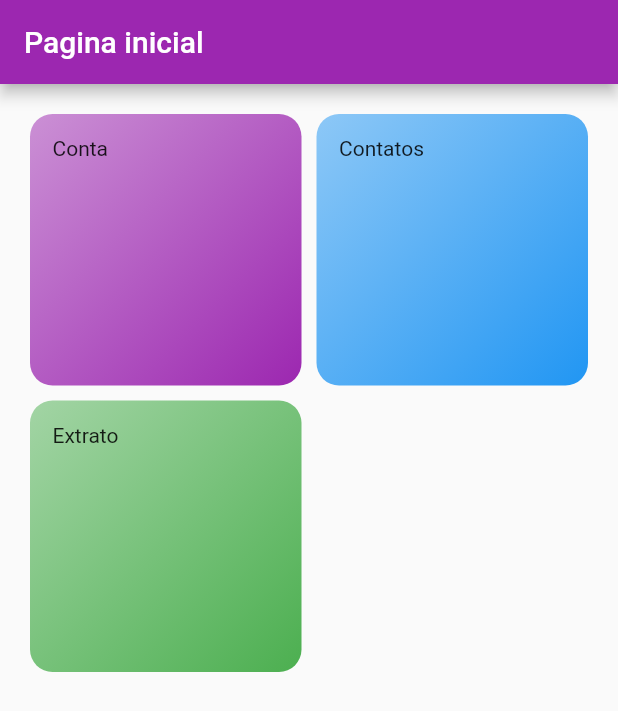
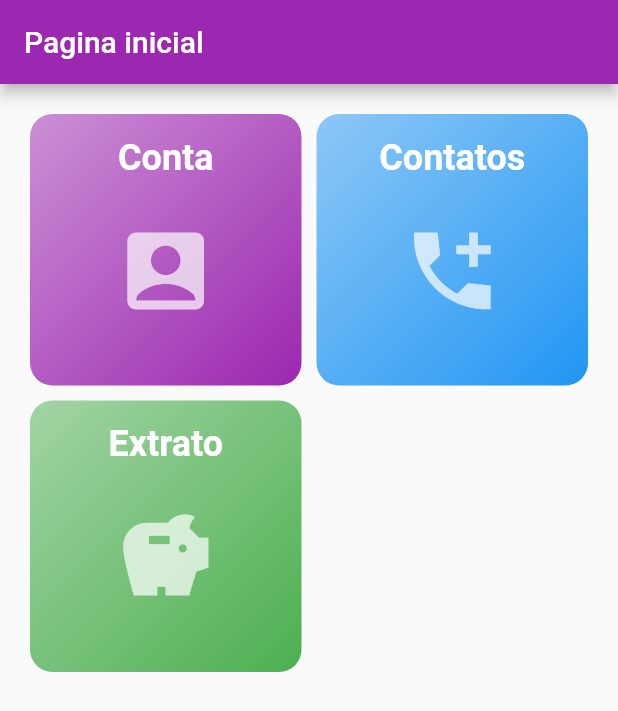
Before and after one commit to kefflen/flutter-studies, a Flutter app: the screen it shows after launch, on a phone screen of 412 x 824 dp. Shown: the top 711 px of the screen. Run offline on Flutter 3.47's test engine with Material 2 defaults, Android fonts, the phone set to English and light mode, and no system bars.

Commit message:
Colocando icone para navigationButton

```diff
--- a/bank/lib/components/contact_form.dart
+++ b/bank/lib/components/contact_form.dart
@@ -27,8 +27,10 @@ class _ContactFormState extends State<ContactForm> {
 
     return Padding(
       padding: EdgeInsets.only(
-        bottom: MediaQuery.of(context).viewInsets.bottom,
+        bottom: MediaQuery.of(context).viewInsets.bottom + 8,
       ),
+      child: SingleChildScrollView(
+        // reverse: true,
         child: Column(
           mainAxisSize: MainAxisSize.min,
           children: [
@@ -67,6 +69,7 @@ class _ContactFormState extends State<ContactForm> {
             )
           ],
         ),
+      ),
     );
   }
 }
--- a/bank/lib/components/navigation_button.dart
+++ b/bank/lib/components/navigation_button.dart
@@ -4,12 +4,13 @@ class NavigationButton extends StatelessWidget {
   final String name;
   final Color color;
   final String route;
+  final IconData icon;
 
   const NavigationButton(
       {Key? key,
       required this.name,
       this.color = Colors.purple,
-      required this.route})
+      required this.route, required this.icon})
       : super(key: key);
 
   @override
@@ -30,7 +31,24 @@ class NavigationButton extends StatelessWidget {
             end: Alignment.bottomRight,
           ),
         ),
-        child: Text(name),
+        child: Column(
+          children: [
+            Text(
+              name,
+              style: const TextStyle(
+                  color: Colors.white,
+                  fontSize: 24,
+                  fontWeight: FontWeight.bold),
+            ),
+            Expanded(
+              child: Icon(
+                icon,
+                color: Colors.white.withOpacity(0.7),
+                size: 68,
+              ),
+            )
+          ],
+        ),
       ),
     );
   }
--- a/bank/lib/screens/dashboard_screen.dart
+++ b/bank/lib/screens/dashboard_screen.dart
@@ -21,16 +21,19 @@ class DashboardScreen extends StatelessWidget {
           NavigationButton(
             name: "Conta",
             route: AppRoutes.ACCOUNTS,
+            icon: Icons.account_box,
           ),
           NavigationButton(
             name: "Contatos",
             color: Colors.blue,
             route: AppRoutes.CONTACTS,
+            icon: Icons.add_ic_call_sharp,
           ),
           NavigationButton(
             name: "Extrato",
             color: Colors.green,
             route: "/",
+            icon: Icons.savings_sharp,
           ),
         ],
       ),
```
Lines whose indentation alone changed are shown as unchanged.
